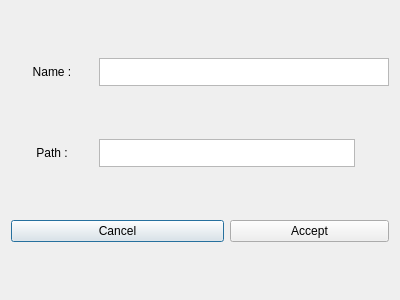
AnthonySTZ/AssetManager, file ui/ui_setups/import_texture.ui: the form before one commit.
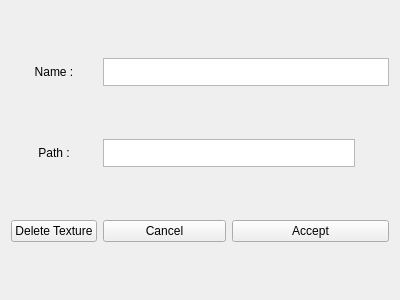
The form after the commit. Icons and pictures are not drawn.

The edit to the form file:
```diff
--- a/ui/ui_setups/import_texture.ui
+++ b/ui/ui_setups/import_texture.ui
@@ -55,13 +55,6 @@
        </property>
       </widget>
      </item>
-     <item row="2" column="0" colspan="2">
-      <widget class="QPushButton" name="cancel_btn">
-       <property name="text">
-        <string>Cancel</string>
-       </property>
-      </widget>
-     </item>
      <item row="1" column="3">
       <widget class="QPushButton" name="file_btn">
        <property name="maximumSize">
@@ -120,6 +113,20 @@
        </property>
       </widget>
      </item>
+     <item row="2" column="1">
+      <widget class="QPushButton" name="cancel_btn">
+       <property name="text">
+        <string>Cancel</string>
+       </property>
+      </widget>
+     </item>
+     <item row="2" column="0">
+      <widget class="QPushButton" name="delete_btn">
+       <property name="text">
+        <string>Delete Texture</string>
+       </property>
+      </widget>
+     </item>
     </layout>
    </item>
   </layout>
```
